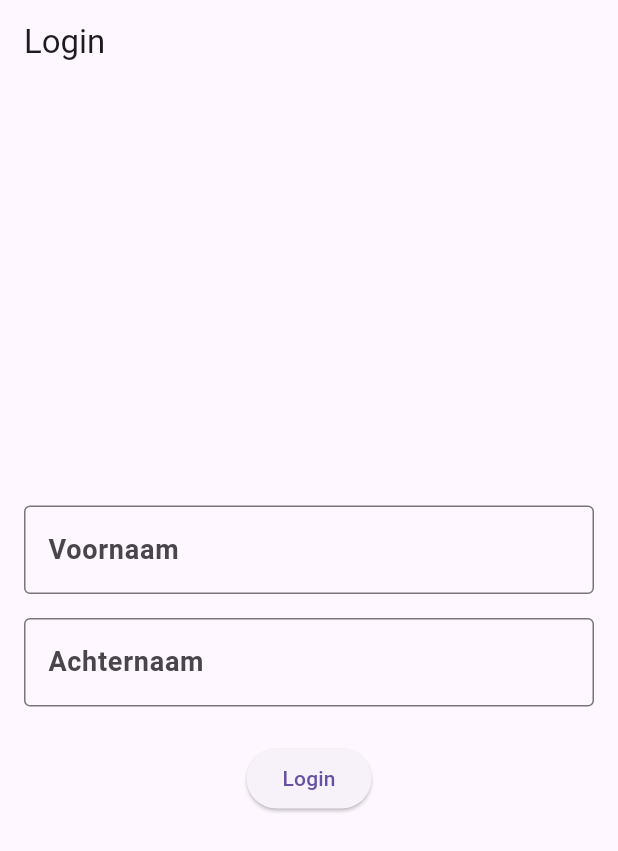
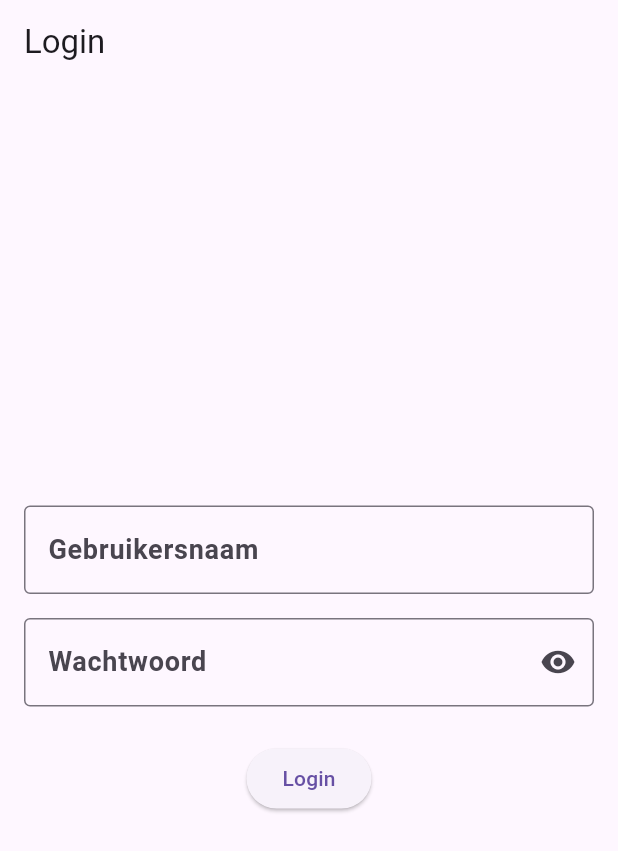
Before and after one commit to sofiane-atari/VerhuurProject, a Flutter app: the screen it shows after launch, on a phone screen of 412 x 824 dp. Shown: the top 851 px of the screen. Run offline on Flutter 3.47's test engine with Material 3 defaults, Android fonts, the light colour scheme and no system bars; our stand-ins replace firebase_core; accounts and stored records are empty.

Commit message:
login fix + list changes

```diff
--- a/lib/main.dart
+++ b/lib/main.dart
@@ -20,15 +20,15 @@ class MyApp extends StatefulWidget {
 class _MyAppState extends State<MyApp> {
   bool isLoggedIn = false;
   String? loggedInVoornaam;
-  String? loggedInAchternaam;
+  String? loggedInPassword;
 
-  void login(String voornaam, String achternaam) {
+  void login(String voornaam, String password) {
     setState(() {
       isLoggedIn = true;
       loggedInVoornaam = voornaam;
-      loggedInAchternaam = achternaam;
+      loggedInPassword = password;
     });
-    print('ingelogd als: $voornaam $achternaam');
+    print('ingelogd als: $voornaam $password');
   }
 
   @override
--- a/lib/widgets/list.dart
+++ b/lib/widgets/list.dart
@@ -31,6 +31,8 @@ class ListViewScreen extends StatelessWidget {
               shape: RoundedRectangleBorder(
                 borderRadius: BorderRadius.circular(15),
               ),
+              child: SizedBox(
+                height: 160.0, // Stel hier de gewenste hoogte in
                 child: ListTile(
                   title: Text(
                     items[index],
@@ -53,6 +55,7 @@ class ListViewScreen extends StatelessWidget {
                     );
                   },
                 ),
+              ),
             );
           },
         ),
--- a/lib/widgets/login.dart
+++ b/lib/widgets/login.dart
@@ -13,6 +13,7 @@ class _LoginScreenState extends State<LoginScreen> {
   final _formKey = GlobalKey<FormState>();
   final TextEditingController _voornaamController = TextEditingController();
   final TextEditingController _achternaamController = TextEditingController();
+  bool _obscureText = true;
 
   @override
   Widget build(BuildContext context) {
@@ -30,13 +31,13 @@ class _LoginScreenState extends State<LoginScreen> {
                   style: TextStyle(color: Colors.deepPurple),
                   controller: _voornaamController,
                   decoration: const InputDecoration(
-                    labelText: 'Voornaam',
+                    labelText: 'Gebruikersnaam',
                     fillColor: Colors.black,
                     border: OutlineInputBorder(),
                   ),
                   validator: (value) {
                     if (value == null || value.isEmpty) {
-                      return 'Vul je voornaam in';
+                      return 'Vul je gebruikersnaam in';
                     }
                     return null;
                   },
@@ -45,13 +46,24 @@ class _LoginScreenState extends State<LoginScreen> {
                 TextFormField(
                   style: TextStyle(color: Colors.deepPurple),
                   controller: _achternaamController,
-                  decoration: const InputDecoration(
-                    labelText: 'Achternaam',
-                    border: OutlineInputBorder(),
+                  obscureText: _obscureText,
+                  decoration: InputDecoration(
+                    labelText: 'Wachtwoord',
+                    border: const OutlineInputBorder(),
+                    suffixIcon: IconButton(
+                      icon: Icon(
+                        _obscureText ? Icons.visibility : Icons.visibility_off,
+                      ),
+                      onPressed: () {
+                        setState(() {
+                          _obscureText = !_obscureText;
+                        });
+                      },
+                    ),
                   ),
                   validator: (value) {
                     if (value == null || value.isEmpty) {
-                      return 'Vul je achternaam in';
+                      return 'Vul je Wachtwoord in';
                     }
                     return null;
                   },
```
Lines whose indentation alone changed are shown as unchanged.
